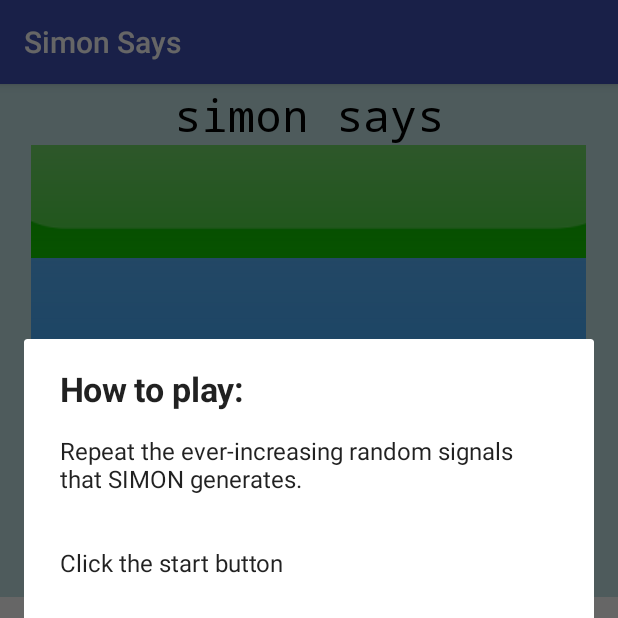
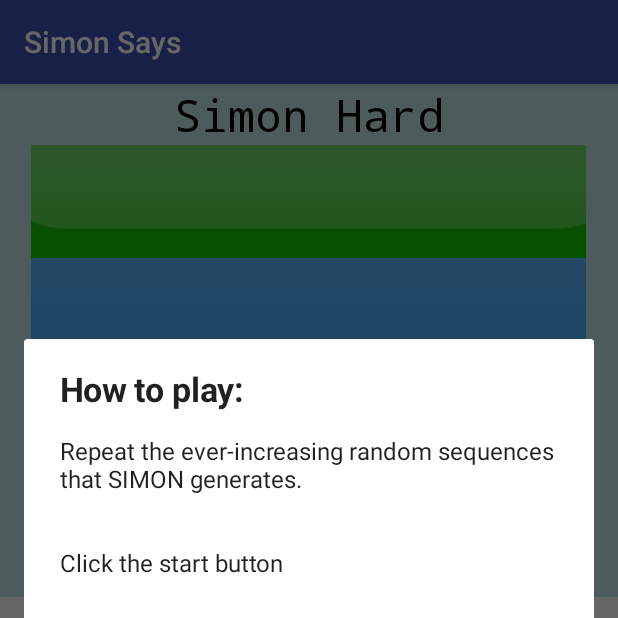
Before and after one commit to briSchm/Simon, an Android app: the simonSaysActivity screen opened directly, with no data from a screen before it, after a tap on an icon or button, on a phone screen of 412 x 824 dp, the top half of it. Run offline under Robolectric (Android 15) with nearby library versions, the phone set to English and light mode, and no system bars; pictures from the network do not load.

Commit message:
Updated about dialog for simonGame and simonSays. Simon Says is now Simon Hard.

```diff
--- a/app/src/main/java/team7/simon/SimonGameActivity.java
+++ b/app/src/main/java/team7/simon/SimonGameActivity.java
@@ -101,7 +101,7 @@ public class SimonGameActivity extends AppCompatActivity implements View.OnClick
             /*Message in AlertDialog box when user clicks the info button*/
             String message = "<html>" +
                     "<h2>How to play: </h2>" +
-                    "<p>Repeat the ever-increasing random signals that SIMON generates.</p><br>" +
+                    "<p>Repeat the ever-increasing sequence that SIMON generates.</p><br>" +
                     "<p>Click the start button</p><br>" +
                     "<p>Simon will show the pattern, and you repeat it</p><br>" +
                     "<p>To play a new game just click the start button.</p>" + "</html>";
--- a/app/src/main/java/team7/simon/simonSaysActivity.java
+++ b/app/src/main/java/team7/simon/simonSaysActivity.java
@@ -106,7 +106,7 @@ public class simonSaysActivity extends AppCompatActivity implements View.OnClick
             /*Message in AlertDialog box when user clicks the info button*/
             String message = "<html>" +
                     "<h2>How to play: </h2>" +
-                    "<p>Repeat the ever-increasing random signals that SIMON generates.</p><br>" +
+                    "<p>Repeat the ever-increasing random sequences that SIMON generates.</p><br>" +
                     "<p>Click the start button</p><br>" +
                     "<p>Simon will show the pattern, and you repeat it</p><br>" +
                     "<p>To play a new game just click the start button.</p>" + "</html>";
--- a/app/src/main/res/layout-port/simon_says.xml
+++ b/app/src/main/res/layout-port/simon_says.xml
@@ -8,14 +8,14 @@
     android:gravity="center">
 
     <TextView
-        android:text="simon says"
+        android:id="@+id/name"
         android:layout_width="match_parent"
         android:layout_height="wrap_content"
-        android:id="@+id/name"
+        android:fontFamily="monospace"
+        android:text="Simon Hard"
         android:textAlignment="center"
-        android:textSize="30sp"
-        android:fontFamily="monospace"
-        android:textColor="@android:color/black" />
+        android:textColor="@android:color/black"
+        android:textSize="30sp" />
 
     <ImageButton
         android:id="@+id/green_button"
```
